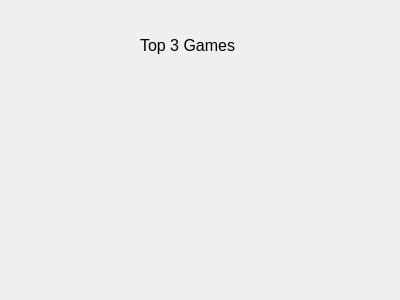
The window that MainWindow/topthreegames.ui (SethMarkarian/CS205-Labs) describes before a commit, drawn with Qt 5.
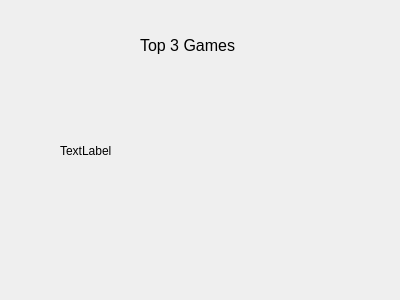
The same window after the commit.

The edit to the form file:
```diff
--- a/MainWindow/topthreegames.ui
+++ b/MainWindow/topthreegames.ui
@@ -31,6 +31,19 @@
     <string>Top 3 Games</string>
    </property>
   </widget>
+  <widget class="QLabel" name="label_2">
+   <property name="geometry">
+    <rect>
+     <x>60</x>
+     <y>60</y>
+     <width>271</width>
+     <height>181</height>
+    </rect>
+   </property>
+   <property name="text">
+    <string>TextLabel</string>
+   </property>
+  </widget>
  </widget>
  <resources/>
  <connections/>
```
